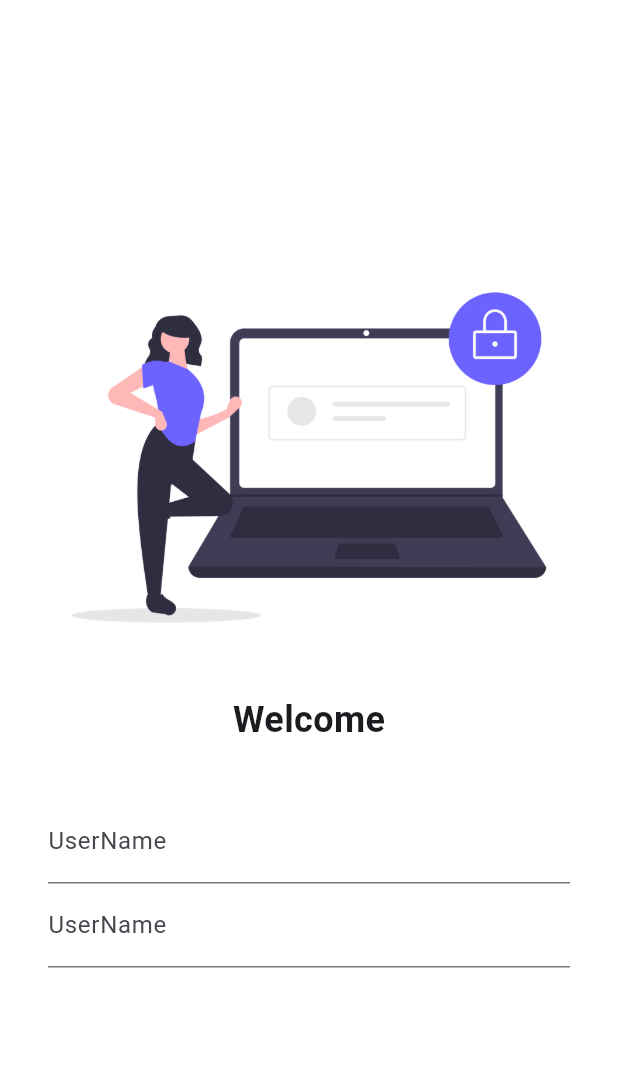
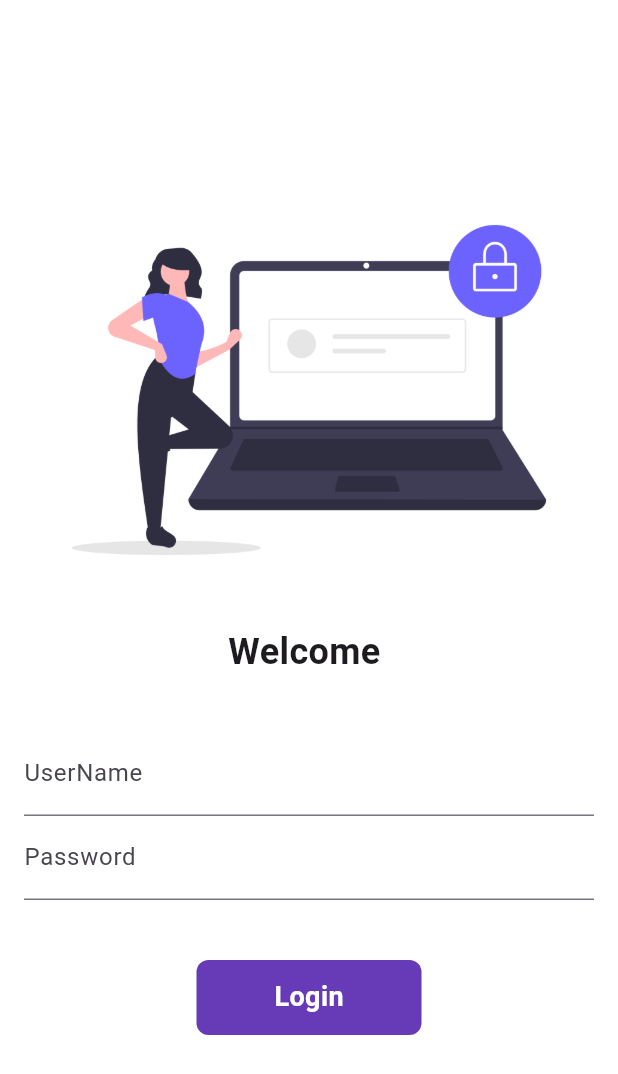
Before and after one commit to vipinnagar8700/flutterPractice, a Flutter app: the screen it shows after launch, on a phone screen of 412 x 824 dp. Shown: the top 1074 px of the screen. Run offline on Flutter 3.47's test engine with Material 3 defaults, Android fonts, the light colour scheme and no system bars; our stand-ins replace google_fonts.

Commit message:
Login Done

```diff
--- a/lib/main.dart
+++ b/lib/main.dart
@@ -1,6 +1,8 @@
 import 'package:flutter/material.dart';
+import 'package:google_fonts/google_fonts.dart';
 import 'package:testapp/pages/home_page.dart';
 import 'package:testapp/pages/login_page.dart';
+import 'package:testapp/utils/routes.dart';
 
 void main() {
   runApp(MyApp());
@@ -13,12 +15,14 @@
   Widget build(BuildContext context) {
     return MaterialApp(
 
-
+debugShowCheckedModeBanner: false,
       themeMode:ThemeMode.light,
-      theme: ThemeData(primarySwatch: Colors.deepPurple),
+      theme: ThemeData(primarySwatch: Colors.deepPurple,
+      primaryTextTheme:GoogleFonts.latoTextTheme()),
       routes: {
-        '/':(context)=> LoginPage(),
-        '/login' :(context) => LoginPage()
+        '/' :(context) => LoginPage(),
+        MyRoutes.homeRoute:(context)=> HomePage(),
+        MyRoutes.loginRoute :(context) => LoginPage()
       },
     );
   }
--- a/lib/pages/login_page.dart
+++ b/lib/pages/login_page.dart
@@ -1,13 +1,32 @@
 import 'package:flutter/material.dart';
+import 'package:testapp/utils/routes.dart';
 
-class LoginPage extends StatelessWidget {
-  const LoginPage({Key? key}) : super(key: key);
+class LoginPage extends StatefulWidget {
+  @override
+  _LoginPageState createState() => _LoginPageState();
+}
+
+class _LoginPageState extends State<LoginPage> {
+  String name = "";
+  bool changeButton = false;
+  final _formKey = GlobalKey<FormState>(); // Define GlobalKey
+
+  moveToHome(BuildContext context) async {
+    if (_formKey.currentState!.validate()) { // Use the ! operator to access validate() method safely
+      setState(() {
+        changeButton = !changeButton;
+      });
+      await Future.delayed(Duration(seconds: 1));
+      await Navigator.pushNamed(context, MyRoutes.homeRoute);
+    }
+  }
 
   @override
   Widget build(BuildContext context) {
     return Scaffold(
       backgroundColor: Colors.white,
       body: Center(
+        child: SingleChildScrollView(
           child: Column(
             mainAxisAlignment: MainAxisAlignment.center,
             children: [
@@ -17,7 +36,7 @@ class LoginPage extends StatelessWidget {
               ),
               SizedBox(height: 16),
               Text(
-              "Welcome",
+                "Welcome $name",
                 style: TextStyle(
                   fontSize: 24,
                   fontWeight: FontWeight.bold,
@@ -25,21 +44,81 @@ class LoginPage extends StatelessWidget {
               ),
               SizedBox(height: 20.0),
               Padding(
-              padding:const EdgeInsets.symmetric(vertical: 16.0,horizontal: 32.0),
-              child:Column(
+                padding: const EdgeInsets.symmetric(
+                  vertical: 16.0,
+                  horizontal: 16.0,
+                ),
+                child: Form(
+                  key: _formKey, // Connect Form widget to GlobalKey
+                  child: Column(
                     children: [
                       TextFormField(
-                  decoration: InputDecoration(hintText: "Enter Username or email!",
-                  labelText: "UserName",),
-                ),TextFormField(
-
-                  decoration: InputDecoration(hintText: "Enter Username or email!",
-                  labelText: "UserName",),
+                        decoration: InputDecoration(
+                          hintText: "Enter Username or email..",
+                          labelText: "UserName",
+                        ),
+                        validator: (value) {
+                          if (value == null || value.isEmpty) { // Check for null before accessing properties
+                            return "Username or email can't be empty!";
+                          }
+                          return null;
+                        },
+                        onChanged: (value) {
+                          setState(() {
+                            name = value;
+                          });
+                        },
+                      ),
+                      TextFormField(
+                        obscureText: true,
+                        decoration: InputDecoration(
+                          hintText: "Enter Password..",
+                          labelText: "Password",
+                        ),
+                        validator: (value) {
+                          if (value == null || value.isEmpty) { // Check for null before accessing properties
+                            return "Password can't be empty!";
+                          } else if (value.length < 6) {
+                            return "Password length should be at least 6";
+                          }
+                          return null;
+                        },
+                      ),
+                      SizedBox(height: 40.0),
+                      InkWell(
+                        onTap: () => moveToHome(context),
+                        child: AnimatedContainer(
+                          duration: Duration(seconds: 1),
+                          width: changeButton ? 50 : 150,
+                          height: 50,
+                          alignment: Alignment.center,
+                          child: changeButton
+                              ? Icon(
+                                  Icons.done,
+                                  color: Colors.white,
                                 )
+                              : Text(
+                                  "Login",
+                                  style: TextStyle(
+                                    color: Colors.white,
+                                    fontWeight: FontWeight.bold,
+                                    fontSize: 18,
+                                  ),
+                                ),
+                          decoration: BoxDecoration(
+                            color: Colors.deepPurple,
+                            borderRadius: BorderRadius.circular(
+                              changeButton ? 50 : 8,
+                            ),
+                          ),
+                        ),
+                      ),
                     ],
-              )
-            )
+                  ),
+                ),
+              ),
             ],
+          ),
         ),
       ),
     );
--- /dev/null
+++ b/lib/utils/routes.dart
@@ -0,0 +1,4 @@
+class MyRoutes {
+static  String loginRoute ='/login';
+static String homeRoute = '/home';
+}
--- a/pubspec.yaml
+++ b/pubspec.yaml
@@ -17,6 +17,7 @@ dependencies:
 
 
   cupertino_icons: ^1.0.2
+  google_fonts: ^1.1.2
 
 dev_dependencies:
   flutter_test:
```
Also changed, not shown: pubspec.lock. Lines whose indentation alone changed are shown as unchanged.
